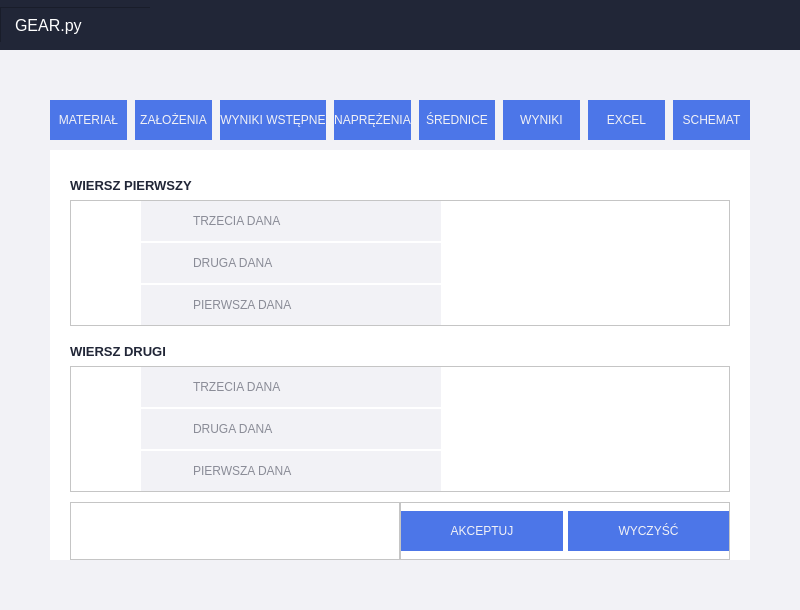
Above: Code/Gear_v2 (1).ui from d-szuffy/MS_Praca_inz before the change. Below: the same form after it.
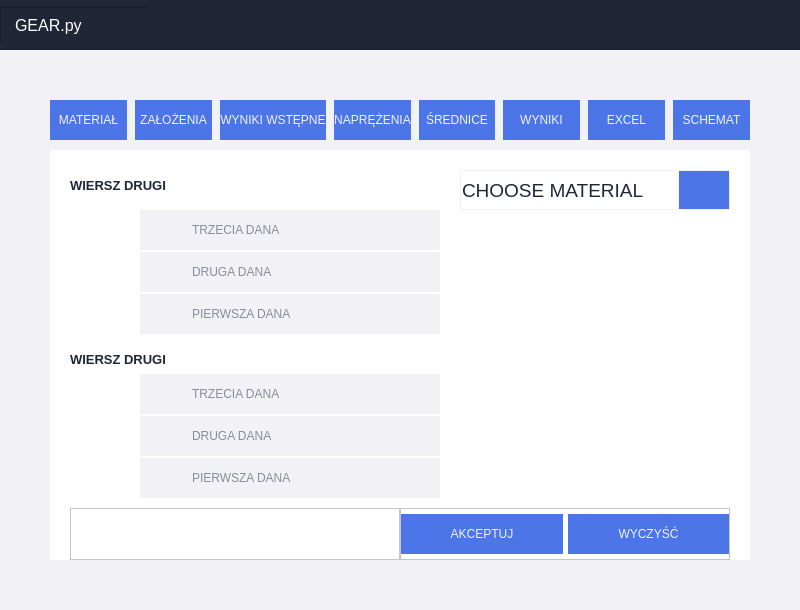
That is the form after the change. Icons and pictures are not drawn.

Patch:
```diff
--- a/Code/Gear_v2 (1).ui
+++ b/Code/Gear_v2 (1).ui
@@ -537,43 +537,306 @@
               <property name="bottomMargin">
                <number>0</number>
               </property>
-              <item alignment="Qt::AlignLeft">
-               <widget class="QLabel" name="label">
-                <property name="minimumSize">
-                 <size>
-                  <width>0</width>
-                  <height>30</height>
-                 </size>
+              <item>
+               <widget class="QFrame" name="frame_6">
+                <property name="frameShape">
+                 <enum>QFrame::NoFrame</enum>
                 </property>
-                <property name="maximumSize">
-                 <size>
-                  <width>16777215</width>
-                  <height>30</height>
-                 </size>
+                <property name="frameShadow">
+                 <enum>QFrame::Plain</enum>
                 </property>
-                <property name="font">
-                 <font>
-                  <family>Segoe UI Symbol</family>
-                  <pointsize>10</pointsize>
-                  <weight>75</weight>
-                  <bold>true</bold>
-                 </font>
-                </property>
-                <property name="text">
-                 <string>WIERSZ PIERWSZY</string>
-                </property>
-                <property name="textFormat">
-                 <enum>Qt::PlainText</enum>
-                </property>
+                <layout class="QHBoxLayout" name="horizontalLayout_6">
+                 <property name="spacing">
+                  <number>0</number>
+                 </property>
+                 <property name="leftMargin">
+                  <number>0</number>
+                 </property>
+                 <property name="topMargin">
+                  <number>0</number>
+                 </property>
+                 <property name="rightMargin">
+                  <number>0</number>
+                 </property>
+                 <property name="bottomMargin">
+                  <number>0</number>
+                 </property>
+                 <item>
+                  <widget class="QFrame" name="frame_7">
+                   <property name="minimumSize">
+                    <size>
+                     <width>0</width>
+                     <height>25</height>
+                    </size>
+                   </property>
+                   <property name="styleSheet">
+                    <string notr="true">background-color: rgb(255, 255, 255);</string>
+                   </property>
+                   <property name="frameShape">
+                    <enum>QFrame::NoFrame</enum>
+                   </property>
+                   <property name="frameShadow">
+                    <enum>QFrame::Plain</enum>
+                   </property>
+                   <widget class="QLabel" name="label_3">
+                    <property name="geometry">
+                     <rect>
+                      <x>0</x>
+                      <y>0</y>
+                      <width>98</width>
+                      <height>30</height>
+                     </rect>
+                    </property>
+                    <property name="minimumSize">
+                     <size>
+                      <width>0</width>
+                      <height>30</height>
+                     </size>
+                    </property>
+                    <property name="maximumSize">
+                     <size>
+                      <width>250</width>
+                      <height>30</height>
+                     </size>
+                    </property>
+                    <property name="font">
+                     <font>
+                      <family>Segoe UI Symbol</family>
+                      <pointsize>10</pointsize>
+                      <weight>75</weight>
+                      <bold>true</bold>
+                     </font>
+                    </property>
+                    <property name="text">
+                     <string>WIERSZ DRUGI</string>
+                    </property>
+                    <property name="textFormat">
+                     <enum>Qt::PlainText</enum>
+                    </property>
+                   </widget>
+                  </widget>
+                 </item>
+                 <item>
+                  <widget class="QFrame" name="frame_8">
+                   <property name="minimumSize">
+                    <size>
+                     <width>0</width>
+                     <height>25</height>
+                    </size>
+                   </property>
+                   <property name="styleSheet">
+                    <string notr="true">QComboBox{
+background-color: rgb(255, 255, 255);
+color: rgb(33, 38, 55);
+border: 1px solid rgb(242, 242, 246);
+padding: 1px 1px 1px 1px;
+}
+QComboBox::drop-down{
+background-color: rgb(76, 118, 232);
+border-left: 1px solid rgb(242, 242, 246);
+width:50px
+}
+QComboBox::down-arrow{
+image: url(:/demo/icons/cil-arrow-circle-bottom.png);
+width: 40px;
+height: 40px;
+}
+QComboBox::drop-down::hover{
+	background-color: rgb(61, 101, 206);
+}
+QListView::item {
+   background: qradialgradient(
+   cx: 0.5, cy: -1.6, fx: 0.5, fy: 0,
+   radius: 2,
+   stop: 0 #C4C4C4,
+   stop: 1 #DBDBDB );
+   border-style: solid;
+   border-width: 1px;
+   border-color: rgb(0, 93, 168);
+   border-radius: 20px;
+}</string>
+                   </property>
+                   <property name="frameShape">
+                    <enum>QFrame::NoFrame</enum>
+                   </property>
+                   <property name="frameShadow">
+                    <enum>QFrame::Plain</enum>
+                   </property>
+                   <layout class="QVBoxLayout" name="verticalLayout_8">
+                    <property name="spacing">
+                     <number>0</number>
+                    </property>
+                    <property name="leftMargin">
+                     <number>60</number>
+                    </property>
+                    <property name="topMargin">
+                     <number>0</number>
+                    </property>
+                    <property name="rightMargin">
+                     <number>0</number>
+                    </property>
+                    <property name="bottomMargin">
+                     <number>0</number>
+                    </property>
+                    <item>
+                     <widget class="QComboBox" name="comboBox">
+                      <property name="minimumSize">
+                       <size>
+                        <width>0</width>
+                        <height>40</height>
+                       </size>
+                      </property>
+                      <property name="font">
+                       <font>
+                        <pointsize>14</pointsize>
+                        <weight>50</weight>
+                        <bold>false</bold>
+                        <strikeout>false</strikeout>
+                        <kerning>true</kerning>
+                       </font>
+                      </property>
+                      <property name="cursor">
+                       <cursorShape>PointingHandCursor</cursorShape>
+                      </property>
+                      <property name="contextMenuPolicy">
+                       <enum>Qt::DefaultContextMenu</enum>
+                      </property>
+                      <property name="autoFillBackground">
+                       <bool>false</bool>
+                      </property>
+                      <property name="styleSheet">
+                       <string notr="true"/>
+                      </property>
+                      <property name="locale">
+                       <locale language="Polish" country="Poland"/>
+                      </property>
+                      <property name="inputMethodHints">
+                       <set>Qt::ImhNone</set>
+                      </property>
+                      <property name="editable">
+                       <bool>false</bool>
+                      </property>
+                      <property name="currentText">
+                       <string notr="true"/>
+                      </property>
+                      <property name="currentIndex">
+                       <number>-1</number>
+                      </property>
+                      <property name="sizeAdjustPolicy">
+                       <enum>QComboBox::AdjustToContents</enum>
+                      </property>
+                      <property name="iconSize">
+                       <size>
+                        <width>24</width>
+                        <height>24</height>
+                       </size>
+                      </property>
+                      <property name="placeholderText">
+                       <string notr="true">CHOOSE MATERIAL</string>
+                      </property>
+                      <property name="frame">
+                       <bool>false</bool>
+                      </property>
+                      <item>
+                       <property name="text">
+                        <string>a</string>
+                       </property>
+                      </item>
+                      <item>
+                       <property name="text">
+                        <string>asdf</string>
+                       </property>
+                      </item>
+                      <item>
+                       <property name="text">
+                        <string>xzxcv</string>
+                       </property>
+                      </item>
+                      <item>
+                       <property name="text">
+                        <string>asbabfba</string>
+                       </property>
+                      </item>
+                      <item>
+                       <property name="text">
+                        <string>Nowy element</string>
+                       </property>
+                      </item>
+                      <item>
+                       <property name="text">
+                        <string>a</string>
+                       </property>
+                      </item>
+                      <item>
+                       <property name="text">
+                        <string>ba</string>
+                       </property>
+                      </item>
+                      <item>
+                       <property name="text">
+                        <string>b</string>
+                       </property>
+                      </item>
+                      <item>
+                       <property name="text">
+                        <string>ab</string>
+                       </property>
+                      </item>
+                      <item>
+                       <property name="text">
+                        <string>a</string>
+                       </property>
+                      </item>
+                      <item>
+                       <property name="text">
+                        <string>bab</string>
+                       </property>
+                      </item>
+                      <item>
+                       <property name="text">
+                        <string>Nowy element</string>
+                       </property>
+                      </item>
+                      <item>
+                       <property name="text">
+                        <string>f</string>
+                       </property>
+                      </item>
+                      <item>
+                       <property name="text">
+                        <string>av</string>
+                       </property>
+                      </item>
+                      <item>
+                       <property name="text">
+                        <string>f</string>
+                       </property>
+                      </item>
+                      <item>
+                       <property name="text">
+                        <string>av</string>
+                       </property>
+                      </item>
+                      <item>
+                       <property name="text">
+                        <string>f</string>
+                       </property>
+                      </item>
+                     </widget>
+                    </item>
+                   </layout>
+                  </widget>
+                 </item>
+                </layout>
                </widget>
               </item>
               <item>
                <widget class="QFrame" name="frame_4">
                 <property name="frameShape">
-                 <enum>QFrame::StyledPanel</enum>
+                 <enum>QFrame::NoFrame</enum>
                 </property>
                 <property name="frameShadow">
-                 <enum>QFrame::Raised</enum>
+                 <enum>QFrame::Plain</enum>
                 </property>
                 <layout class="QVBoxLayout" name="verticalLayout_5">
                  <property name="spacing">
@@ -669,7 +932,10 @@
            <item>
             <widget class="QFrame" name="row_frame_2">
              <property name="styleSheet">
-              <string notr="true">QLabel{
+              <string notr="true">QFrame{
+	background-color: rgb(255, 255, 255);
+}
+QLabel{
 color: rgb(33, 38, 55);
 }
 QLineEdit{
@@ -683,7 +949,7 @@
               <enum>QFrame::NoFrame</enum>
              </property>
              <property name="frameShadow">
-              <enum>QFrame::Raised</enum>
+              <enum>QFrame::Plain</enum>
              </property>
              <layout class="QVBoxLayout" name="verticalLayout_7">
               <property name="spacing">
@@ -734,10 +1000,10 @@
               <item>
                <widget class="QFrame" name="frame_5">
                 <property name="frameShape">
-                 <enum>QFrame::StyledPanel</enum>
+                 <enum>QFrame::NoFrame</enum>
                 </property>
                 <property name="frameShadow">
-                 <enum>QFrame::Raised</enum>
+                 <enum>QFrame::Plain</enum>
                 </property>
                 <layout class="QVBoxLayout" name="verticalLayout_6">
                  <property name="spacing">
```
Left out of the diff: 2 changed lines with no effect on the pictures.
